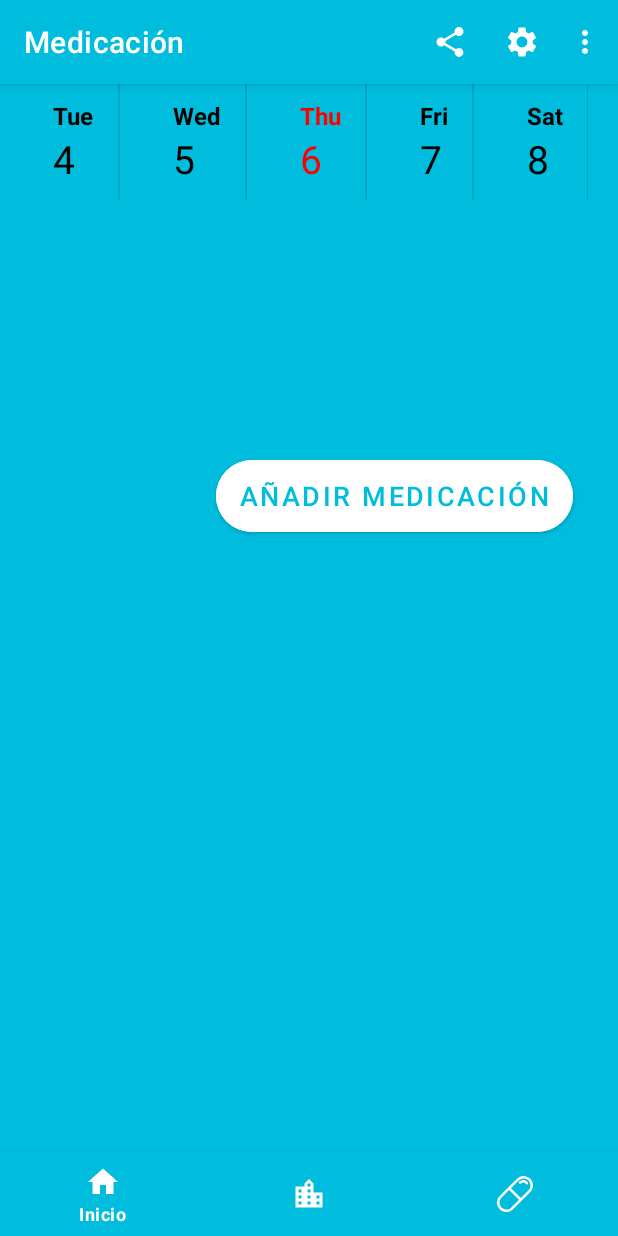
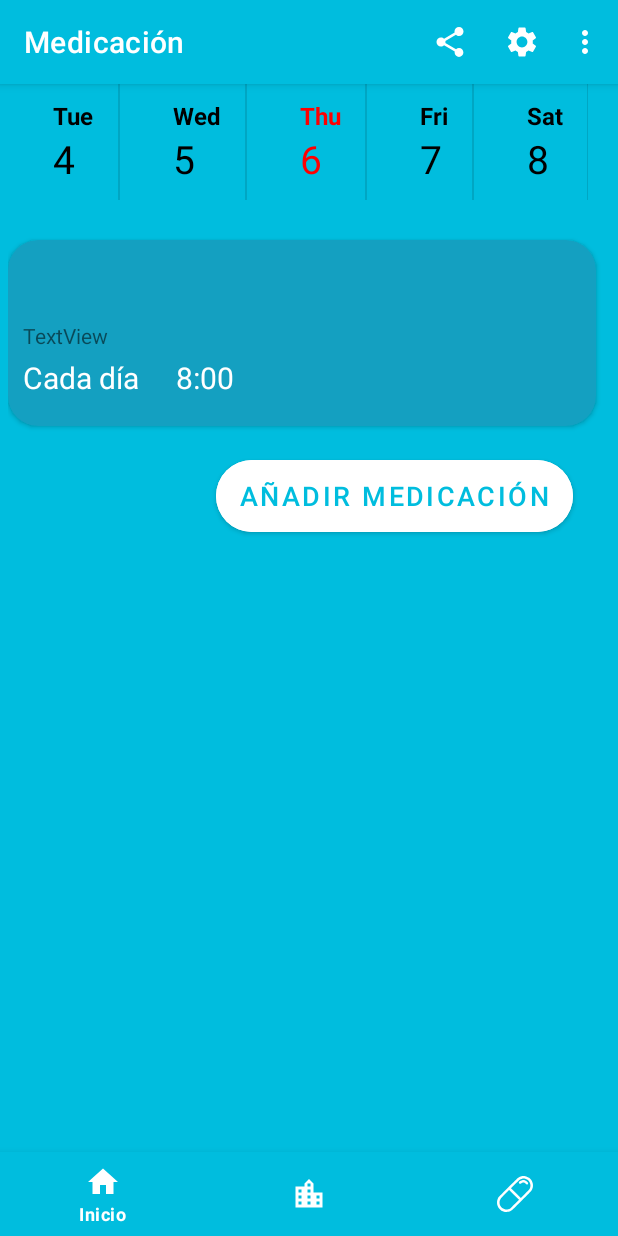
Before and after one commit to Lucosiar/Efi_Cura, an Android app: the fragment MedicacionFragment placed in its activity, on a phone screen of 412 x 824 dp. Run offline under Robolectric (Android 15) with nearby library versions, the phone set to English and light mode, and no system bars.

Commit message:
6/4/2023 Commit

```diff
--- a/app/src/main/AndroidManifest.xml
+++ b/app/src/main/AndroidManifest.xml
@@ -40,7 +40,8 @@
             <meta-data
                 android:name="android.app.lib_name"
                 android:value="" />
-        </activity> <!-- CITA/MEDICO ACTIVITY // Añadir citas y medicos -->
+        </activity>
+        <!-- CITA/MEDICO ACTIVITY // Añadir citas y medicos -->
         <activity
             android:name=".FormularioCita_Medico.CitaActivity"
             android:exported="false">
--- a/app/src/main/java/com/example/a222/Adaptadores/AdaptadorMedicacion.java
+++ b/app/src/main/java/com/example/a222/Adaptadores/AdaptadorMedicacion.java
@@ -41,13 +41,14 @@
     }
 
     public static class MedicacionViewHolder extends RecyclerView.ViewHolder{
-        TextView nomMedicacion, cantidadDiariaMedicacion;
+        TextView nomMedicacion, cantidadDiariaMedicacion, formatoMedicacion;
         public MedicacionViewHolder(View view) {
             super(view);
 
             //Definimos el click listener para el view holder
-            nomMedicacion = view.findViewById(R.id.nomMedicacion_2);
-            cantidadDiariaMedicacion = view.findViewById(R.id.cantidadDiariaMedicacion_2);
+            nomMedicacion = view.findViewById(R.id.nomMedicacion);
+            cantidadDiariaMedicacion = view.findViewById(R.id.cantidadDiariaMedicacion);
+            formatoMedicacion = view.findViewById(R.id.formatoMedicacion);
         }
     }
 }
--- a/app/src/main/java/com/example/a222/FormularioMedicacion/FormularioDuracionActivity.java
+++ b/app/src/main/java/com/example/a222/FormularioMedicacion/FormularioDuracionActivity.java
@@ -37,11 +37,12 @@
 
         aceptarDias.setOnClickListener(v -> {
             int valorSeleccionado = tvNumberPicker.getValue();
+            String s = String.valueOf(valorSeleccionado);
 
             preferences = getSharedPreferences("datos", MODE_PRIVATE);
             editor = preferences.edit();
 
-            editor.putInt("duracionTratamiento", valorSeleccionado);
+            editor.putString("duracionTratamiento", s);
             editor.apply();
 
             Intent a = new Intent(duracion, FormularioFinalActivity.class);
@@ -58,8 +59,5 @@
         aceptarDias = findViewById(R.id.aceptarDias);
 
         duracion = this;
-
-
-
     }
 }
--- a/app/src/main/java/com/example/a222/FragmentosPP/MedicacionFragment.java
+++ b/app/src/main/java/com/example/a222/FragmentosPP/MedicacionFragment.java
@@ -85,7 +85,7 @@
         while(cursor.moveToNext()){
             medicacion = new Medicacion();
             medicacion.setNombre(cursor.getString(0));
-            medicacion.setCantidadDiaria((cursor.getInt(1)));
+            medicacion.setCantidadDiaria((cursor.getString(1)));
 
             medicacionList.add(medicacion);
         }
--- a/app/src/main/res/layout/activity_formulario_final.xml
+++ b/app/src/main/res/layout/activity_formulario_final.xml
@@ -167,7 +167,7 @@
             android:layout_marginTop="10sp"
             android:layout_marginBottom="5sp"
             android:drawablePadding="10dp"
-            android:text="Establecer duración tratamiento"
+            android:text="Establecer duración"
             android:textColor="@color/white"
             android:textSize="20sp"
             app:drawableLeftCompat="@drawable/ic_baseline_calendar_month"
--- a/app/src/main/res/layout/elemento_medicacion.xml
+++ b/app/src/main/res/layout/elemento_medicacion.xml
@@ -12,13 +12,13 @@
 
     <LinearLayout
         android:layout_width="382dp"
-        android:layout_height="138dp"
+        android:layout_height="114dp"
         android:layout_marginLeft="10sp"
         android:layout_marginTop="10sp"
         android:orientation="vertical">
 
         <TextView
-            android:id="@+id/nomMedicacion_2"
+            android:id="@+id/nomMedicacion"
             android:layout_width="match_parent"
             android:layout_height="wrap_content"
             android:layout_marginTop="5sp"
@@ -27,14 +27,27 @@
             android:textColor="@color/white"
             android:textSize="20sp" />
 
-        <TextView
-            android:id="@+id/cantidadDiariaMedicacion_2"
+        <LinearLayout
             android:layout_width="match_parent"
-            android:layout_height="wrap_content"
-            android:layout_marginBottom="5sp"
-            android:text="Cantidad Medicamento"
-            android:textColor="@color/white"
-            android:textSize="20sp" />
+            android:layout_height="30dp"
+            android:orientation="horizontal">
+
+            <TextView
+                android:id="@+id/cantidadDiariaMedicacion"
+                android:layout_width="wrap_content"
+                android:layout_height="wrap_content"
+                android:layout_marginBottom="5sp"
+                android:text="Cantidad Medicamento"
+                android:textColor="@color/white"
+                android:textSize="20sp" />
+
+            <TextView
+                android:id="@+id/formatoMedicacion"
+                android:layout_width="wrap_content"
+                android:layout_height="wrap_content"
+                android:layout_weight="1"
+                android:text="TextView" />
+        </LinearLayout>
 
         <LinearLayout
             android:layout_width="match_parent"
@@ -42,7 +55,7 @@
             android:orientation="horizontal">
 
             <TextView
-                android:id="@+id/diaMedicacion_2"
+                android:id="@+id/diaMedicacion"
                 android:layout_width="59dp"
                 android:layout_height="wrap_content"
                 android:layout_marginBottom="5sp"
@@ -68,13 +81,6 @@
                 android:layout_weight="1" />
         </LinearLayout>
 
-        <TextView
-            android:id="@+id/cantidadTotal"
-            android:layout_width="match_parent"
-            android:layout_height="wrap_content"
-            android:text="Quedan 50 pastillas"
-            android:textColor="@color/white"
-            android:textSize="20sp" />
     </LinearLayout>
 
 </androidx.cardview.widget.CardView>
```
Also changed, not shown: app/src/main/java/com/example/a222/AdminSQLiteOpenHelper.java (+23 -2 lines), app/src/main/java/com/example/a222/ClasesGetSet/Medicacion.java (+12 -12 lines), app/src/main/java/com/example/a222/FormularioMedicacion/FormularioFinalActivity.java (+58 -13 lines).
